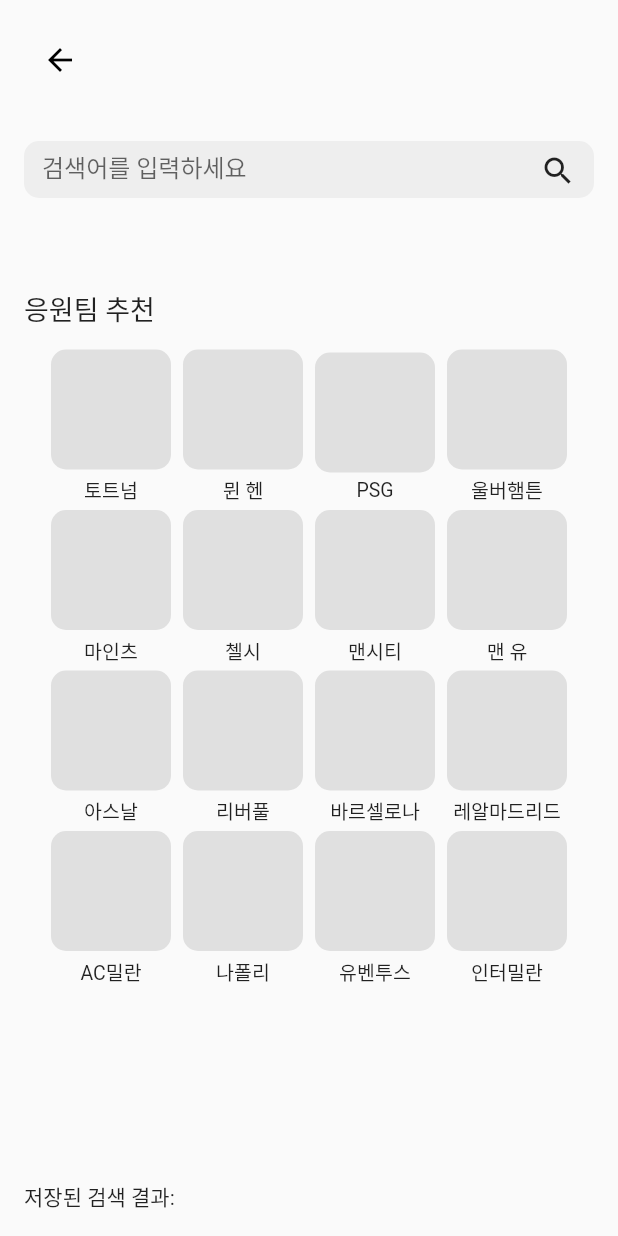
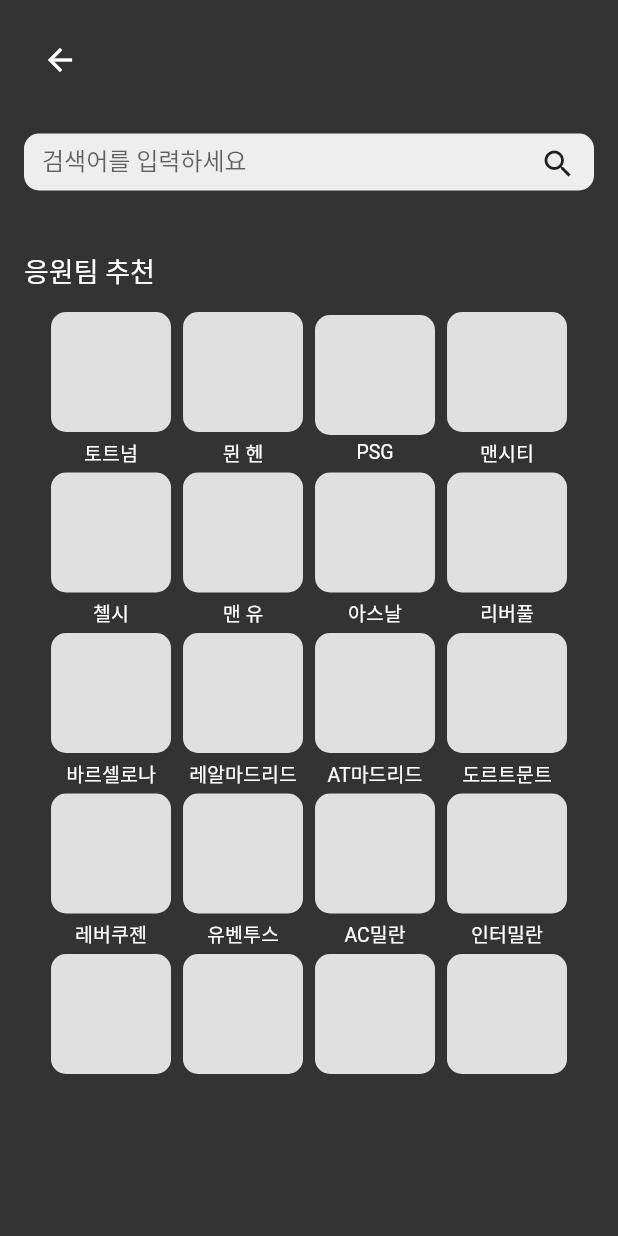
Before and after one commit to by-cho/soccer_gathering_pjt, a Flutter app: the screen it shows after launch, scrolled down 460 dp, after a tap on the "search" icon, on a phone screen of 412 x 824 dp. Run offline on Flutter 3.47's test engine with Material 2 defaults, Android fonts, the phone set to English and light mode, and no system bars.

Commit message:
color change

```diff
--- a/pjt_mobile_frontend/lib/component/gathering_room.dart
+++ b/pjt_mobile_frontend/lib/component/gathering_room.dart
@@ -11,6 +11,8 @@
   }) : super(key: key);
   @override
   Widget build(BuildContext context) {
+    final theme = Theme.of(context);
+    final textTheme = theme.textTheme;
     return Column(
       children: roomList
           .asMap()
@@ -60,15 +62,15 @@
                               child: Padding(
                                 padding:
                                     const EdgeInsets.fromLTRB(12, 4, 12, 4),
-                                child: Text(e.value.tag),
+                                child: Text(
+                                  e.value.tag,
+                                  style: textTheme.bodyText2,
+                                ),
                               ),
                             ),
                             Text(
                               e.value.title,
-                              style: TextStyle(
-                                fontSize: 18,
-                                fontWeight: FontWeight.w600,
-                              ),
+                              style: textTheme.bodyText1,
                             ),
                             Row(
                               children: [
@@ -76,11 +78,26 @@
                                   Icons.place,
                                   size: 18,
                                 ),
-                                Text(e.value.place),
-                                Text(" ・ "),
-                                Text(e.value.date),
-                                Text(" ・ "),
-                                Text(e.value.time),
+                                Text(
+                                  e.value.place,
+                                  style: textTheme.bodyText1,
+                                ),
+                                Text(
+                                  " ・ ",
+                                  style: textTheme.bodyText1,
+                                ),
+                                Text(
+                                  e.value.date,
+                                  style: textTheme.bodyText1,
+                                ),
+                                Text(
+                                  " ・ ",
+                                  style: textTheme.bodyText1,
+                                ),
+                                Text(
+                                  e.value.time,
+                                  style: textTheme.bodyText1,
+                                ),
                               ],
                             ),
                             Row(
@@ -90,9 +107,18 @@
                                   size: 18,
                                 ),
                                 SizedBox(width: 4),
-                                Text(e.value.peopleNum),
-                                Text('/'),
-                                Text(e.value.maxNum),
+                                Text(
+                                  e.value.peopleNum,
+                                  style: textTheme.bodyText1,
+                                ),
+                                Text(
+                                  '/',
+                                  style: textTheme.bodyText1,
+                                ),
+                                Text(
+                                  e.value.maxNum,
+                                  style: textTheme.bodyText1,
+                                ),
                               ],
                             ),
                           ],
--- a/pjt_mobile_frontend/lib/component/room_create_button.dart
+++ b/pjt_mobile_frontend/lib/component/room_create_button.dart
@@ -1,4 +1,5 @@
 import 'package:flutter/material.dart';
+import 'package:pjt_mobile_frontend/constant/color.dart';
 import 'package:pjt_mobile_frontend/screen/create_room/create_gather_room.dart';
 
 class RoomCreateButton extends StatefulWidget {
@@ -16,7 +17,7 @@
       width: double.infinity,
       child: ElevatedButton(
         style: ElevatedButton.styleFrom(
-          backgroundColor: Colors.green,
+          backgroundColor: BUTTON_COLOR,
         ),
         onPressed: () async {
           print('hi');
--- /dev/null
+++ b/pjt_mobile_frontend/lib/constant/color.dart
@@ -0,0 +1,7 @@
+import 'package:flutter/material.dart';
+
+const Color APP_BAR_COLOR = Color(0xFF1F1F1F);
+const Color BACKGROUND_COLOR = Color(0xFF333333);
+const Color BUTTON_COLOR = Color(0xFF121212);
+const Color DARKGREY = Color(0xFF888888);
+const Color LIGHTGREY = Color(0xFFd4d4d4);
--- a/pjt_mobile_frontend/lib/main.dart
+++ b/pjt_mobile_frontend/lib/main.dart
@@ -1,4 +1,5 @@
 import 'package:flutter/material.dart';
+import 'package:pjt_mobile_frontend/constant/color.dart';
 import 'package:pjt_mobile_frontend/screen/chat_screen.dart';
 import 'package:pjt_mobile_frontend/screen/feed_screen.dart';
 import 'package:pjt_mobile_frontend/screen/home_screen.dart';
@@ -23,6 +24,28 @@
   @override
   Widget build(BuildContext context) {
     return MaterialApp(
+      theme: ThemeData(
+        textTheme: const TextTheme(
+          headline1: TextStyle(
+              color: Colors.white,
+              fontFamily: 'bungeeshade',
+              fontSize: 80,
+              fontWeight: FontWeight.w700),
+          headline2: TextStyle(
+            color: Colors.white,
+            fontSize: 18,
+            fontWeight: FontWeight.w600,
+          ),
+          bodyText1: TextStyle(
+            color: Colors.black,
+            fontSize: 14,
+          ),
+          bodyText2: TextStyle(
+            color: Colors.white,
+            fontSize: 14,
+          ),
+        ),
+      ),
       home: MyBottomNavigationBar(),
     );
   }
@@ -47,8 +70,8 @@
   Widget build(BuildContext context) {
     return Scaffold(
       appBar: AppBar(
-        backgroundColor: Colors.green,
         title: Text('LOGO'),
+        backgroundColor: APP_BAR_COLOR,
         actions: [
           IconButton(
             onPressed: () {
@@ -66,9 +89,14 @@
           ),
         ],
       ),
-      body: _screens[_currentIndex],
+      body: Container(
+        decoration: BoxDecoration(color: BACKGROUND_COLOR),
+        child: _screens[_currentIndex],
+      ),
       bottomNavigationBar: BottomNavigationBar(
-        selectedItemColor: Colors.blue,
+        backgroundColor: APP_BAR_COLOR,
+        unselectedItemColor: DARKGREY,
+        selectedItemColor: Colors.white,
         type: BottomNavigationBarType.fixed, // 모든 항목의 label을 표시
         currentIndex: _currentIndex,
         onTap: (int index) {
--- a/pjt_mobile_frontend/lib/screen/feed_screen.dart
+++ b/pjt_mobile_frontend/lib/screen/feed_screen.dart
@@ -1,4 +1,5 @@
 import 'package:flutter/material.dart';
+import 'package:pjt_mobile_frontend/constant/color.dart';
 import 'package:pjt_mobile_frontend/sevice/data_service.dart';
 import 'package:provider/provider.dart';
 
@@ -35,6 +36,7 @@
   @override
   Widget build(BuildContext context) {
     return Scaffold(
+      backgroundColor: BACKGROUND_COLOR,
       body: Consumer<DataService>(
         builder: (context, dataService, child) {
           return Padding(
@@ -95,7 +97,10 @@
                       children: [
                         IconButton(
                           onPressed: () {},
-                          icon: Icon(Icons.favorite_border),
+                          icon: Icon(
+                            Icons.favorite_border,
+                            color: Colors.white,
+                          ),
                         ),
                         Text(dataService.feedList[index].likeNum),
                         SizedBox(
@@ -103,7 +108,10 @@
                         ),
                         IconButton(
                           onPressed: () {},
-                          icon: Icon(Icons.comment_outlined),
+                          icon: Icon(
+                            Icons.comment_outlined,
+                            color: Colors.white,
+                          ),
                         ),
                         Text(dataService.feedList[index].replyNum),
                       ],
--- a/pjt_mobile_frontend/lib/screen/gather_detail.dart
+++ b/pjt_mobile_frontend/lib/screen/gather_detail.dart
@@ -1,4 +1,5 @@
 import 'package:flutter/material.dart';
+import 'package:pjt_mobile_frontend/constant/color.dart';
 import 'package:pjt_mobile_frontend/sevice/data_service.dart';
 
 class GatherDetail extends StatefulWidget {
@@ -15,17 +16,17 @@
   Widget build(BuildContext context) {
     return Scaffold(
       appBar: AppBar(
-        backgroundColor: Colors.white,
+        backgroundColor: APP_BAR_COLOR,
         leading: IconButton(
           onPressed: () {
             Navigator.of(context).pop();
           },
           icon: Icon(
             Icons.arrow_back,
-            color: Colors.black,
           ),
         ),
       ),
+      backgroundColor: BACKGROUND_COLOR,
       body: SafeArea(
         child: SingleChildScrollView(
           child: Column(
@@ -70,7 +71,7 @@
               Container(
                 height: 8,
                 decoration: BoxDecoration(
-                  color: Colors.grey[200],
+                  color: DARKGREY,
                 ),
               ),
               Padding(
--- a/pjt_mobile_frontend/lib/screen/home_screen.dart
+++ b/pjt_mobile_frontend/lib/screen/home_screen.dart
@@ -1,7 +1,9 @@
 import 'package:flutter/material.dart';
+import 'package:pjt_mobile_frontend/main.dart';
 import 'package:pjt_mobile_frontend/component/feed.dart';
 import 'package:pjt_mobile_frontend/component/gathering_room.dart';
 import 'package:pjt_mobile_frontend/component/room_create_button.dart';
+import 'package:pjt_mobile_frontend/constant/color.dart';
 import 'package:pjt_mobile_frontend/screen/feed/recommend_place_screen.dart';
 import 'package:pjt_mobile_frontend/screen/gathering_screen.dart';
 import 'package:pjt_mobile_frontend/sevice/data_service.dart';
@@ -91,7 +93,10 @@
   ];
   @override
   Widget build(BuildContext context) {
+    final theme = Theme.of(context);
+    final textTheme = theme.textTheme;
     return Scaffold(
+      backgroundColor: BACKGROUND_COLOR,
       body: SafeArea(
         child: ListView(
           children: [
@@ -107,7 +112,7 @@
                     ),
                     Text(
                       '응원방 추천',
-                      style: TextStyle(fontSize: 18),
+                      style: textTheme.headline2,
                     ),
                     SizedBox(
                       height: 10,
@@ -117,6 +122,10 @@
                       width: double.infinity,
                       height: 40,
                       child: ElevatedButton(
+                        style: ElevatedButton.styleFrom(
+                          primary: BUTTON_COLOR, // 버튼 배경색 변경
+                          onPrimary: Colors.white, // 텍스트 색 변경
+                        ),
                         onPressed: () async {
                           Navigator.of(context).push(
                             MaterialPageRoute(
@@ -132,7 +141,7 @@
                     ),
                     Text(
                       '장소 추천',
-                      style: TextStyle(fontSize: 18),
+                      style: textTheme.headline2,
                     ),
                     SizedBox(
                       height: 10,
@@ -142,6 +151,10 @@
                       width: double.infinity,
                       height: 40,
                       child: ElevatedButton(
+                        style: ElevatedButton.styleFrom(
+                          primary: BUTTON_COLOR, // 버튼 배경색 변경
+                          onPrimary: Colors.white, // 텍스트 색 변경
+                        ),
                         onPressed: () {
                           Navigator.of(context).push(
                             MaterialPageRoute(
--- a/pjt_mobile_frontend/lib/screen/login_screen.dart
+++ b/pjt_mobile_frontend/lib/screen/login_screen.dart
@@ -1,13 +1,20 @@
 import 'package:flutter/material.dart';
+import 'package:pjt_mobile_frontend/constant/color.dart';
 
 class LoginScreen extends StatelessWidget {
   const LoginScreen({super.key});
 
   @override
   Widget build(BuildContext context) {
+    final theme = Theme.of(context);
+    final textTheme = theme.textTheme;
     return Scaffold(
+      backgroundColor: BACKGROUND_COLOR,
       body: Center(
-        child: Text('login'),
+        child: Text(
+          'WHISTLE',
+          style: textTheme.headline1,
+        ),
       ),
     );
   }
--- a/pjt_mobile_frontend/lib/screen/search_screen.dart
+++ b/pjt_mobile_frontend/lib/screen/search_screen.dart
@@ -1,4 +1,5 @@
 import 'package:flutter/material.dart';
+import 'package:pjt_mobile_frontend/constant/color.dart';
 
 class SearchScreen extends StatefulWidget {
   @override
@@ -12,19 +13,23 @@
     '토트넘',
     '뮌 헨',
     'PSG',
-    '울버햄튼',
-    '마인츠',
+    '맨시티',
     '첼시',
-    '맨시티',
     '맨 유',
     '아스날',
     '리버풀',
     '바르셀로나',
     '레알마드리드',
+    'AT마드리드',
+    '도르트문트',
+    '레버쿠젠',
+    '유벤투스',
     'AC밀란',
+    '인터밀란',
     '나폴리',
-    '유벤투스',
-    '인터밀란'
+    '울버햄튼',
+    '마인츠',
+    '셀틱',
   ];
   double itemWidth = 0.0; // 아이템 넓이를 저장할 변수
   int numRows = 4; // 초기 값은 4줄
@@ -66,7 +71,9 @@
     screenWidth = mediaQueryData.size.width;
 
     return Scaffold(
+      backgroundColor: BACKGROUND_COLOR,
       body: SafeArea(
+        child: SingleChildScrollView(
           child: Padding(
             padding: const EdgeInsets.all(16.0),
             child: Column(
@@ -80,16 +87,16 @@
                       },
                       icon: Icon(
                         Icons.arrow_back,
-                      color: Colors.black,
+                        color: Colors.white,
                       ),
                     ),
                   ],
                 ),
                 SizedBox(
-                height: 30,
+                  height: 25,
                 ),
                 SizedBox(
-                height: 38.0,
+                  height: 38,
                   child: Stack(
                     alignment: Alignment.centerRight,
                     children: [
@@ -105,8 +112,8 @@
                             borderSide: BorderSide.none, // 포커스 없을 때 보더 없애기
                           ),
                           focusedBorder: OutlineInputBorder(
-                          borderRadius:
-                              BorderRadius.circular(10.0), // 포커스 시 보더 radius 설정
+                            borderRadius: BorderRadius.circular(
+                                10.0), // 포커스 시 보더 radius 설정
                             borderSide: BorderSide.none, // 포커스 시 보더 없애기
                           ),
                         ),
@@ -117,7 +124,7 @@
                   ),
                 ),
                 SizedBox(
-                height: 60,
+                  height: 40,
                 ),
                 Text(
                   '응원팀 추천',
@@ -126,7 +133,8 @@
                 SizedBox(
                   height: 10,
                 ),
-              Expanded(
+                Container(
+                  height: 520,
                   child: ListView(
                     physics: NeverScrollableScrollPhysics(),
                     children: List.generate(
@@ -134,7 +142,8 @@
                       (rowIndex) {
                         return Row(
                           mainAxisAlignment: MainAxisAlignment.center,
-                        children: teams.skip(rowIndex * 4).take(4).map((team) {
+                          children:
+                              teams.skip(rowIndex * 4).take(4).map((team) {
                             return Column(
                               children: [
                                 Container(
@@ -160,11 +169,13 @@
                   ),
                 ),
                 SizedBox(height: 16.0),
-              Text('저장된 검색 결과:'),
+                // Text('저장된 검색 결과:'),
                 Column(
-                children: searchResults.map((result) => Text(result)).toList(),
+                  children:
+                      searchResults.map((result) => Text(result)).toList(),
                 ),
               ],
+            ),
           ),
         ),
       ),
```
Also changed, not shown: pjt_mobile_frontend/pubspec.yaml (+7 -0 lines), pjt_mobile_frontend/asset/font/BungeeShade-Regular.ttf (added), 1 other file. Lines whose indentation alone changed are shown as unchanged.
